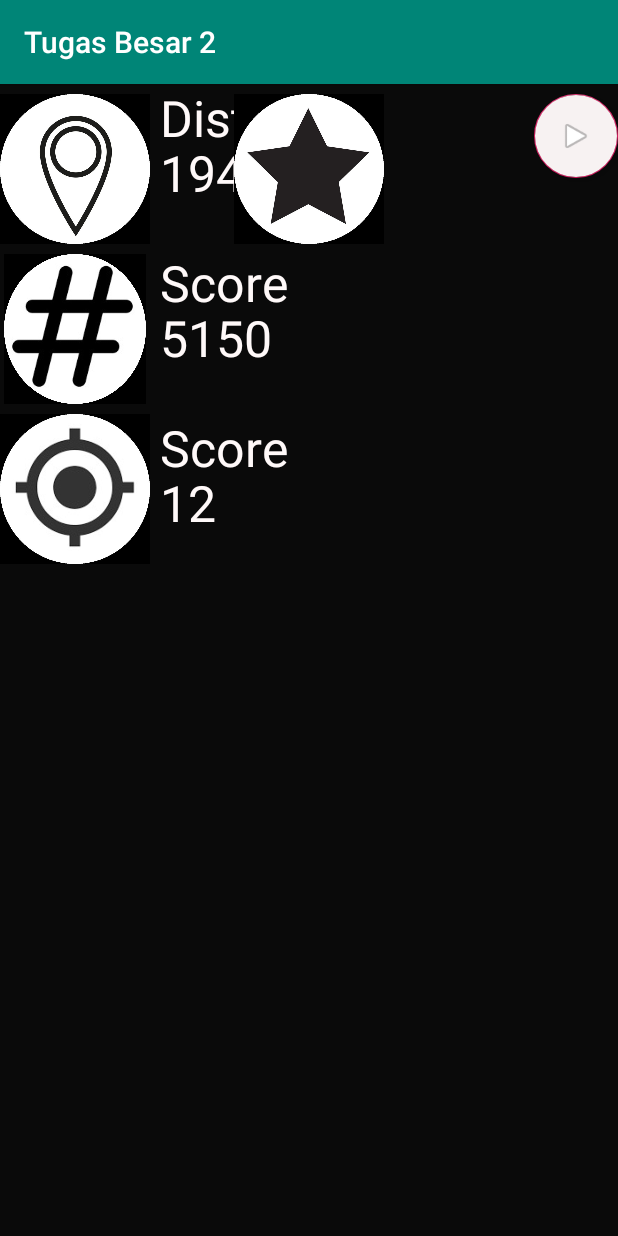
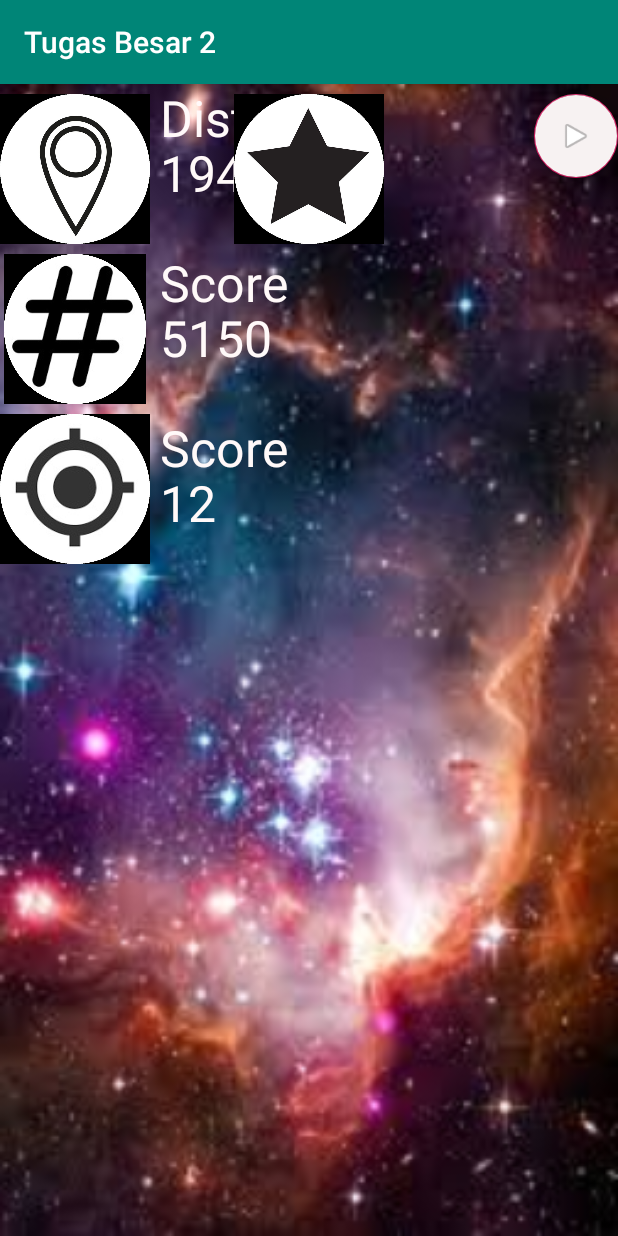
Before and after one commit to harrysenjaya/TubesP3B-2, an Android app: the screen it shows after launch (MainActivity), on a phone screen of 412 x 824 dp. Run offline under Robolectric (Android 15) with nearby library versions, the phone set to English and light mode, and no system bars; libraries missing offline, so code that uses them is left out: com.melnykov.fab; plain views replace FloatingActionButton; 2 statements that could not run were skipped.

Commit message:
ngasih background space
angkasa

```diff
--- a/app/src/main/res/layout/activity_main.xml
+++ b/app/src/main/res/layout/activity_main.xml
@@ -10,7 +10,7 @@
         android:id="@+id/iv_canvas"
         android:layout_width="match_parent"
         android:layout_height="match_parent"
-        android:background="#0A0A0A"/>
+        android:background="@drawable/space"/>
 
     <ImageView
         android:id="@+id/distance"
```
Also changed, not shown: app/src/main/res/drawable-v24/space.jpg (added).
